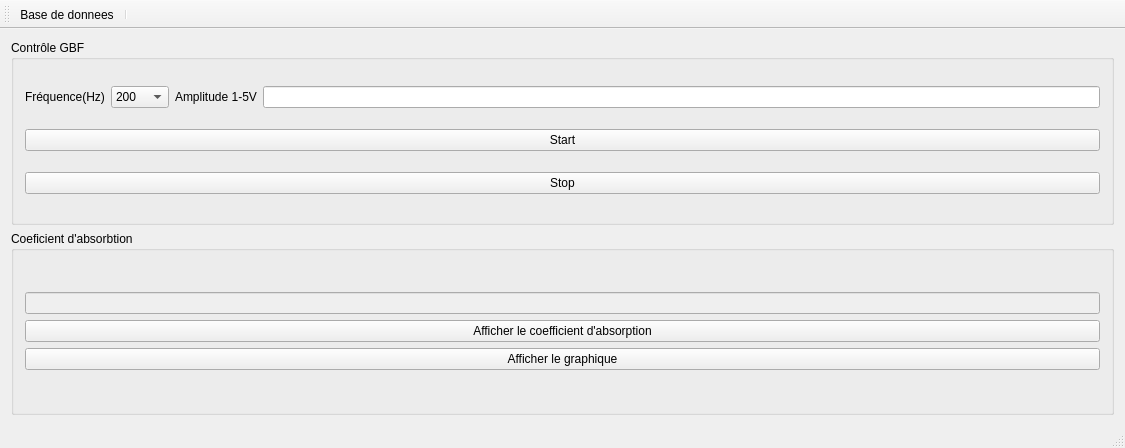
Before: the Qt Designer form main_interface/main_interfaceQt/mainwindow.ui in b3rnvrd/Kundt-s-tube-automation, drawn with Qt 5.
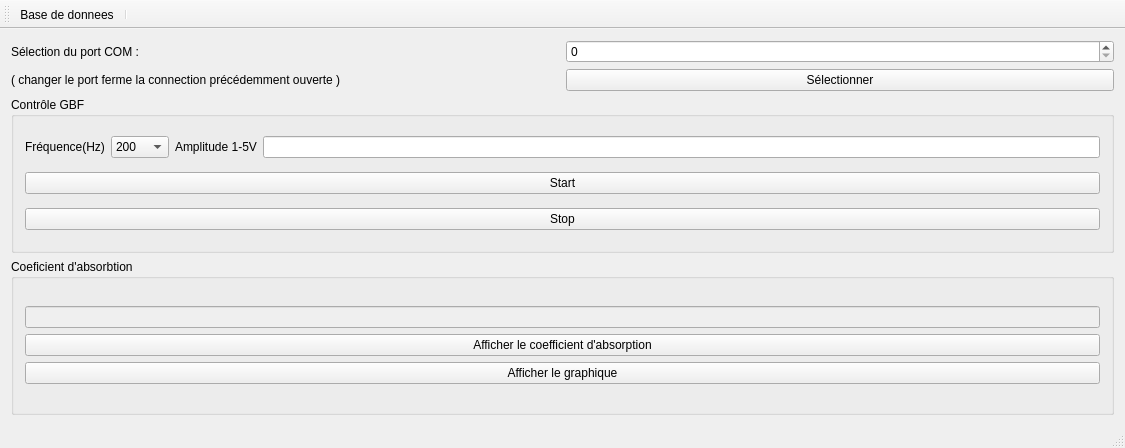
After: the same form once the commit is applied. Icons and pictures are not drawn.

```diff
--- a/main_interface/main_interfaceQt/mainwindow.ui
+++ b/main_interface/main_interfaceQt/mainwindow.ui
@@ -16,6 +16,42 @@
   <widget class="QWidget" name="centralWidget">
    <layout class="QGridLayout" name="gridLayout_4">
     <item row="0" column="0">
+     <layout class="QHBoxLayout" name="horizontalLayout_4">
+      <item>
+       <layout class="QVBoxLayout" name="verticalLayout_3">
+        <item>
+         <widget class="QLabel" name="labelPort">
+          <property name="text">
+           <string>Sélection du port COM :</string>
+          </property>
+         </widget>
+        </item>
+        <item>
+         <widget class="QLabel" name="label_2">
+          <property name="text">
+           <string>( changer le port ferme la connection précédemment ouverte )</string>
+          </property>
+         </widget>
+        </item>
+       </layout>
+      </item>
+      <item>
+       <layout class="QVBoxLayout" name="verticalLayout_2">
+        <item>
+         <widget class="QSpinBox" name="spinBoxPort"/>
+        </item>
+        <item>
+         <widget class="QPushButton" name="pushButtonPort">
+          <property name="text">
+           <string>Sélectionner</string>
+          </property>
+         </widget>
+        </item>
+       </layout>
+      </item>
+     </layout>
+    </item>
+    <item row="1" column="0">
      <layout class="QGridLayout" name="gridLayout_3">
       <item row="0" column="0">
        <widget class="QGroupBox" name="groupBox">
```
